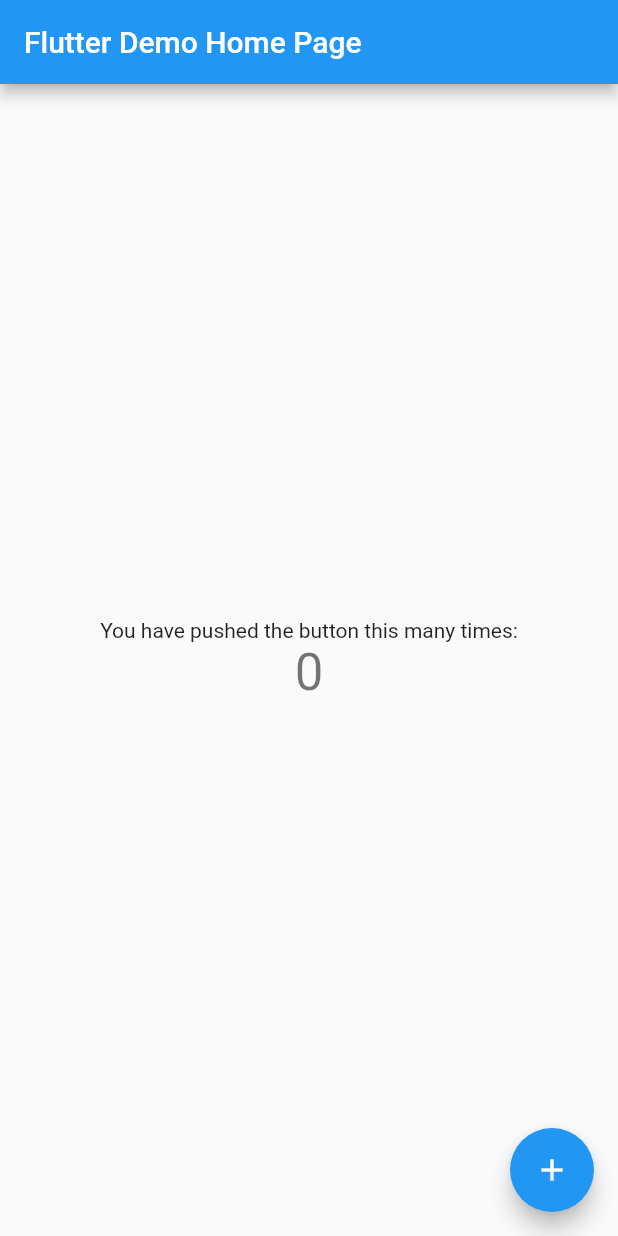
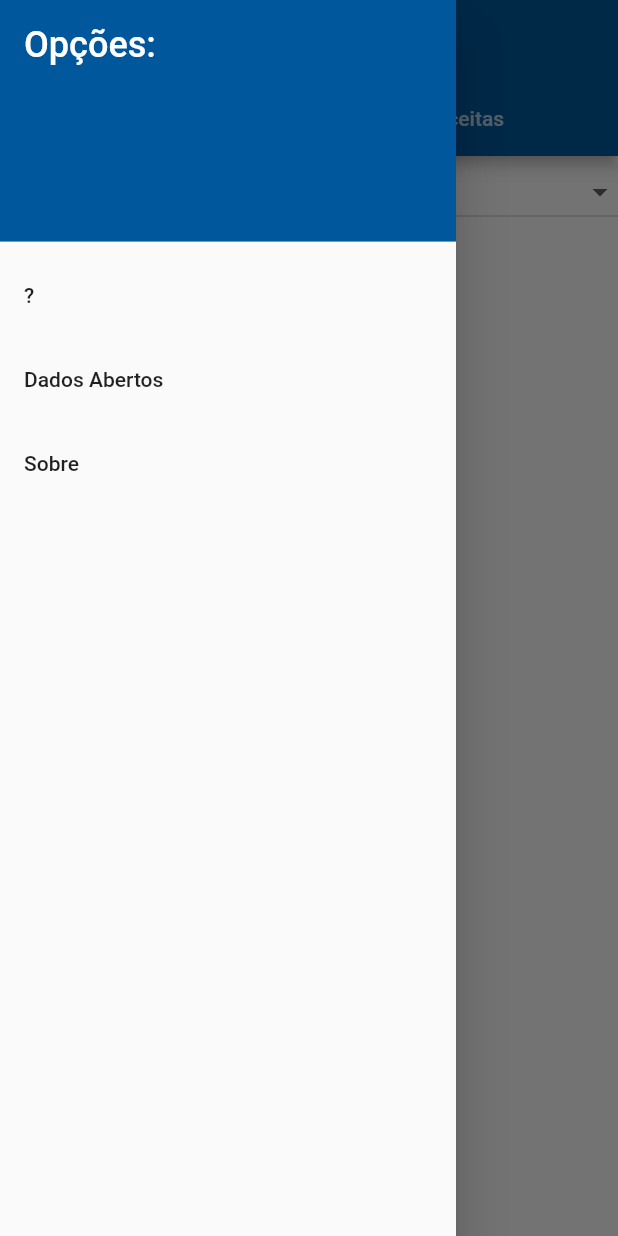
Before and after one commit to menezesluiza/fiscaliza_recife, a Flutter app: the screen it shows after launch, with the side drawer open (before the commit the screen has no drawer), on a phone screen of 412 x 824 dp. Run offline on Flutter 3.47's test engine with Material 2 defaults, Android fonts, the phone set to English and light mode, and no system bars.

Commit message:
commit 20210403

```diff
--- /dev/null
+++ b/lib/drawer.dart
@@ -0,0 +1,40 @@
+import 'package:flutter/material.dart';
+
+class Menu extends StatelessWidget {
+  Menu();
+
+  @override
+  Widget build(BuildContext context) {
+    return Drawer(
+      child: ListView(
+        padding: EdgeInsets.zero,
+        children: <Widget>[
+          DrawerHeader(
+            decoration: BoxDecoration(
+              color: Colors.lightBlue[900],
+            ),
+            child: Text(
+              'Opções:',
+              style: TextStyle(
+                color: Colors.white,
+                fontSize: 24,
+              ),
+            ),
+          ),
+          ListTile(
+            //leading: Icon(Icons.message),
+            title: Text('?'),
+          ),
+          ListTile(
+            //leading: Icon(Icons.account_circle),
+            title: Text('Dados Abertos'),
+          ),
+          ListTile(
+            //leading: Icon(Icons.settings),
+            title: Text('Sobre'),
+          ),
+        ],
+      ),
+    );
+  }
+}
--- a/lib/main.dart
+++ b/lib/main.dart
@@ -1,113 +1,81 @@
 import 'package:flutter/material.dart';
+import './drawer.dart';
+import './secionarAno.dart';
 
-void main() {
-  runApp(MyApp());
-}
+void main() => runApp(const MyApp());
 
 class MyApp extends StatelessWidget {
-  // This widget is the root of your application.
+  const MyApp({Key? key}) : super(key: key);
+
+  static const String _title = 'Fiscaliza Recife';
+
   @override
   Widget build(BuildContext context) {
-    return MaterialApp(
-      title: 'Flutter Demo',
-      theme: ThemeData(
-        // This is the theme of your application.
-        //
-        // Try running your application with "flutter run". You'll see the
-        // application has a blue toolbar. Then, without quitting the app, try
-        // changing the primarySwatch below to Colors.green and then invoke
-        // "hot reload" (press "r" in the console where you ran "flutter run",
-        // or simply save your changes to "hot reload" in a Flutter IDE).
-        // Notice that the counter didn't reset back to zero; the application
-        // is not restarted.
-        primarySwatch: Colors.blue,
-      ),
-      home: MyHomePage(title: 'Flutter Demo Home Page'),
+    return const MaterialApp(
+      title: _title,
+      home: MyStatefulWidget(),
     );
   }
 }
 
-class MyHomePage extends StatefulWidget {
-  MyHomePage({Key key, this.title}) : super(key: key);
-
-  // This widget is the home page of your application. It is stateful, meaning
-  // that it has a State object (defined below) that contains fields that affect
-  // how it looks.
-
-  // This class is the configuration for the state. It holds the values (in this
-  // case the title) provided by the parent (in this case the App widget) and
-  // used by the build method of the State. Fields in a Widget subclass are
-  // always marked "final".
-
-  final String title;
+class MyStatefulWidget extends StatefulWidget {
+  const MyStatefulWidget({Key? key}) : super(key: key);
 
   @override
-  _MyHomePageState createState() => _MyHomePageState();
+  _MyStatefulWidgetState createState() => _MyStatefulWidgetState();
 }
 
-class _MyHomePageState extends State<MyHomePage> {
-  int _counter = 0;
+class _MyStatefulWidgetState extends State<MyStatefulWidget>
+    with TickerProviderStateMixin {
+  late TabController _tabController;
 
-  void _incrementCounter() {
-    setState(() {
-      // This call to setState tells the Flutter framework that something has
-      // changed in this State, which causes it to rerun the build method below
-      // so that the display can reflect the updated values. If we changed
-      // _counter without calling setState(), then the build method would not be
-      // called again, and so nothing would appear to happen.
-      _counter++;
-    });
+  @override
+  void initState() {
+    super.initState();
+    _tabController = TabController(length: 2, vsync: this);
   }
 
   @override
   Widget build(BuildContext context) {
-    // This method is rerun every time setState is called, for instance as done
-    // by the _incrementCounter method above.
-    //
-    // The Flutter framework has been optimized to make rerunning build methods
-    // fast, so that you can just rebuild anything that needs updating rather
-    // than having to individually change instances of widgets.
     return Scaffold(
       appBar: AppBar(
-        // Here we take the value from the MyHomePage object that was created by
-        // the App.build method, and use it to set our appbar title.
-        title: Text(widget.title),
-      ),
-      body: Center(
-        // Center is a layout widget. It takes a single child and positions it
-        // in the middle of the parent.
-        child: Column(
-          // Column is also a layout widget. It takes a list of children and
-          // arranges them vertically. By default, it sizes itself to fit its
-          // children horizontally, and tries to be as tall as its parent.
-          //
-          // Invoke "debug painting" (press "p" in the console, choose the
-          // "Toggle Debug Paint" action from the Flutter Inspector in Android
-          // Studio, or the "Toggle Debug Paint" command in Visual Studio Code)
-          // to see the wireframe for each widget.
-          //
-          // Column has various properties to control how it sizes itself and
-          // how it positions its children. Here we use mainAxisAlignment to
-          // center the children vertically; the main axis here is the vertical
-          // axis because Columns are vertical (the cross axis would be
-          // horizontal).
-          mainAxisAlignment: MainAxisAlignment.center,
-          children: <Widget>[
-            Text(
-              'You have pushed the button this many times:',
+        title: const Text('Fiscaliza Recife'),
+        backgroundColor: Colors.lightBlue[900],
+        centerTitle: true,
+        bottom: TabBar(
+          controller: _tabController,
+          tabs: const <Widget>[
+            Tab(
+              child: Text('Despesas'),
             ),
-            Text(
-              '$_counter',
-              style: Theme.of(context).textTheme.headline4,
+            Tab(
+              child: Text('Receitas'),
             ),
           ],
         ),
       ),
-      floatingActionButton: FloatingActionButton(
-        onPressed: _incrementCounter,
-        tooltip: 'Increment',
-        child: Icon(Icons.add),
-      ), // This trailing comma makes auto-formatting nicer for build methods.
+      drawer: Menu(),
+      body: TabBarView(
+        controller: _tabController,
+        children: <Widget>[
+          Center(
+            child: Column(
+              children: [
+                SelecionarAno(),
+                Text('Gráficos Despesas'),
+              ],
+            ),
+          ),
+          Center(
+            child: Column(
+              children: [
+                SelecionarAno(),
+                Text('Gráficos Receitas'),
+              ],
+            ),
+          ),
+        ],
+      ),
     );
   }
 }
--- /dev/null
+++ b/lib/secionarAno.dart
@@ -0,0 +1,33 @@
+import 'package:flutter/material.dart';
+
+class SelecionarAno extends StatefulWidget {
+  @override
+  _State createState() => _State();
+}
+
+class _State extends State<SelecionarAno> {
+  String dropdownValue = '2021';
+
+  @override
+  Widget build(BuildContext context) {
+    return DropdownButton<String>(
+      value: dropdownValue,
+      elevation: 20,
+      dropdownColor: Colors.grey,
+      isExpanded: true,
+      style: TextStyle(color: Colors.blue[900]),
+      onChanged: (String? newValue) {
+        setState(() {
+          dropdownValue = newValue!;
+        });
+      },
+      items: <String>['2021', '2020', '2019', '2018', '2017']
+          .map<DropdownMenuItem<String>>((String value) {
+        return DropdownMenuItem<String>(
+          value: value,
+          child: Text(value),
+        );
+      }).toList(),
+    );
+  }
+}
--- a/pubspec.yaml
+++ b/pubspec.yaml
@@ -18,7 +18,7 @@
 version: 1.0.0+1
 
 environment:
-  sdk: ">=2.7.0 <3.0.0"
+  sdk: ">=2.12.0 <3.0.0"
 
 dependencies:
   flutter:
```
Also changed, not shown: pubspec.lock, 1 other file.
